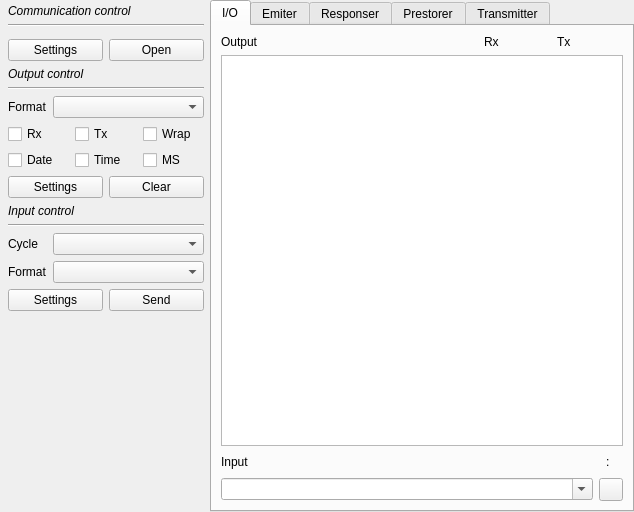
The window that Source/ToolBox/ToolBoxUI/xToolsToolBoxUi.ui (x-tools-author/x-tools) describes before a commit, drawn with Qt 5.
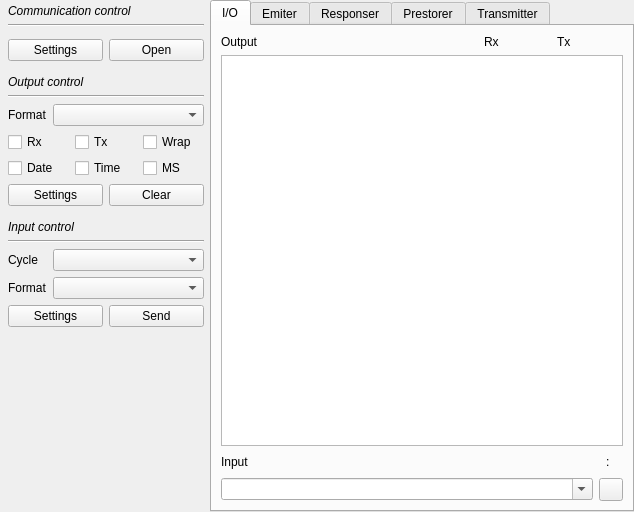
The same window after the commit. Custom widgets are drawn as their Qt base class.

Patch:
```diff
--- a/Source/ToolBox/ToolBoxUI/xToolsToolBoxUi.ui
+++ b/Source/ToolBox/ToolBoxUI/xToolsToolBoxUi.ui
@@ -106,28 +106,10 @@
          <property name="bottomMargin">
           <number>0</number>
          </property>
-         <item row="1" column="0" colspan="2">
-          <widget class="QLabel" name="label_3">
-           <property name="font">
-            <font>
-             <pointsize>9</pointsize>
-             <italic>true</italic>
-             <bold>false</bold>
-            </font>
-           </property>
-           <property name="text">
-            <string>Output control</string>
-           </property>
-          </widget>
+         <item row="4" column="1">
+          <widget class="xToolsTextFormatComboBox" name="comboBoxOutputFormat"/>
          </item>
-         <item row="2" column="0" colspan="2">
-          <widget class="Line" name="line_2">
-           <property name="orientation">
-            <enum>Qt::Horizontal</enum>
-           </property>
-          </widget>
-         </item>
-         <item row="4" column="0" colspan="2">
+         <item row="5" column="0" colspan="2">
           <layout class="QGridLayout" name="gridLayout_5">
            <item row="1" column="0">
             <widget class="xToolsCheckBox" name="checkBoxOutputDate">
@@ -173,20 +155,7 @@
            </item>
           </layout>
          </item>
-         <item row="3" column="0">
-          <widget class="QLabel" name="label_9">
-           <property name="sizePolicy">
-            <sizepolicy hsizetype="Fixed" vsizetype="Preferred">
-             <horstretch>0</horstretch>
-             <verstretch>0</verstretch>
-            </sizepolicy>
-           </property>
-           <property name="text">
-            <string>Format</string>
-           </property>
-          </widget>
-         </item>
-         <item row="5" column="0" colspan="2">
+         <item row="6" column="0" colspan="2">
           <layout class="QHBoxLayout" name="horizontalLayout_4">
            <item>
             <widget class="QPushButton" name="pushButtonOutputSettings">
@@ -204,9 +173,6 @@
            </item>
           </layout>
          </item>
-         <item row="3" column="1">
-          <widget class="xToolsTextFormatComboBox" name="comboBoxOutputFormat"/>
-         </item>
          <item row="0" column="0" colspan="2">
           <layout class="QHBoxLayout" name="horizontalLayout_5">
            <item>
@@ -225,9 +191,75 @@
            </item>
           </layout>
          </item>
+         <item row="2" column="0" colspan="2">
+          <widget class="QLabel" name="label_3">
+           <property name="font">
+            <font>
+             <pointsize>9</pointsize>
+             <italic>true</italic>
+             <bold>false</bold>
+            </font>
+           </property>
+           <property name="text">
+            <string>Output control</string>
+           </property>
+          </widget>
+         </item>
+         <item row="3" column="0" colspan="2">
+          <widget class="Line" name="line_2">
+           <property name="orientation">
+            <enum>Qt::Horizontal</enum>
+           </property>
+          </widget>
+         </item>
+         <item row="4" column="0">
+          <widget class="QLabel" name="label_9">
+           <property name="sizePolicy">
+            <sizepolicy hsizetype="Fixed" vsizetype="Preferred">
+             <horstretch>0</horstretch>
+             <verstretch>0</verstretch>
+            </sizepolicy>
+           </property>
+           <property name="text">
+            <string>Format</string>
+           </property>
+          </widget>
+         </item>
+         <item row="1" column="0">
+          <spacer name="verticalSpacer_2">
+           <property name="orientation">
+            <enum>Qt::Vertical</enum>
+           </property>
+           <property name="sizeType">
+            <enum>QSizePolicy::Fixed</enum>
+           </property>
+           <property name="sizeHint" stdset="0">
+            <size>
+             <width>20</width>
+             <height>8</height>
+            </size>
+           </property>
+          </spacer>
+         </item>
         </layout>
        </widget>
       </item>
+      <item>
+       <spacer name="verticalSpacer_3">
+        <property name="orientation">
+         <enum>Qt::Vertical</enum>
+        </property>
+        <property name="sizeType">
+         <enum>QSizePolicy::Fixed</enum>
+        </property>
+        <property name="sizeHint" stdset="0">
+         <size>
+          <width>20</width>
+          <height>8</height>
+         </size>
+        </property>
+       </spacer>
+      </item>
       <item>
        <widget class="QWidget" name="widget_3" native="true">
         <layout class="QGridLayout" name="gridLayout_7">
```
